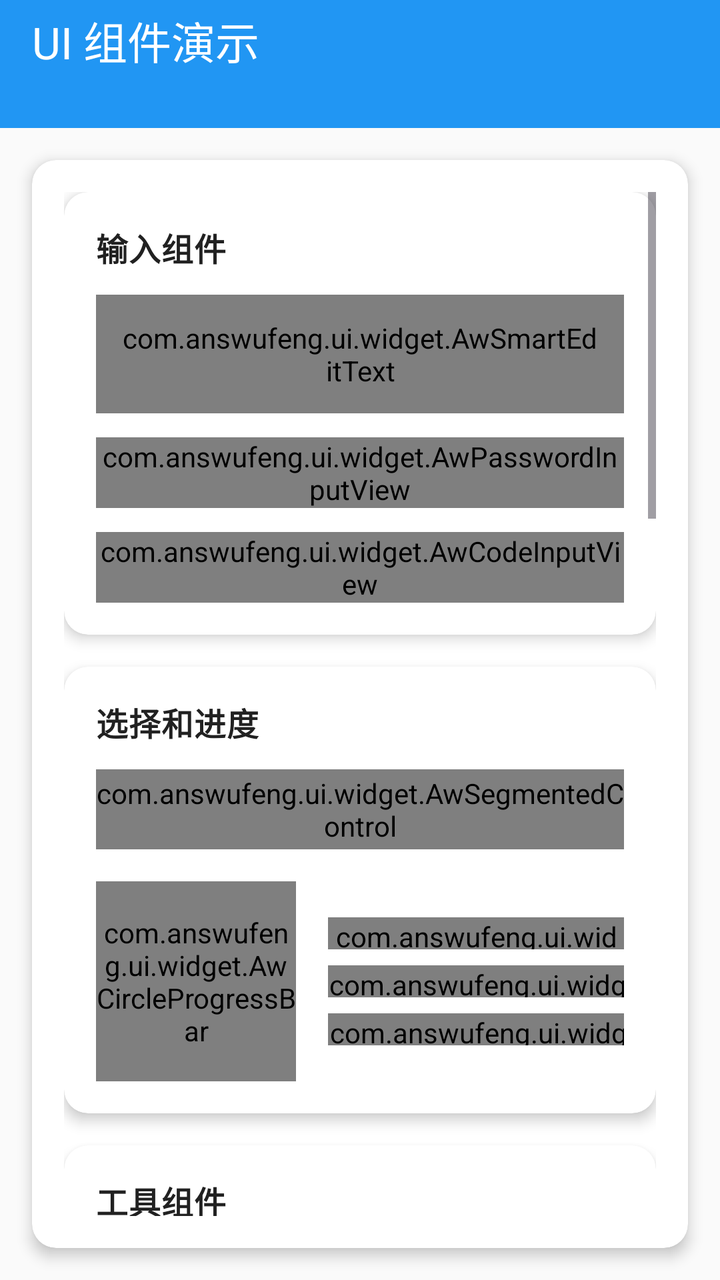
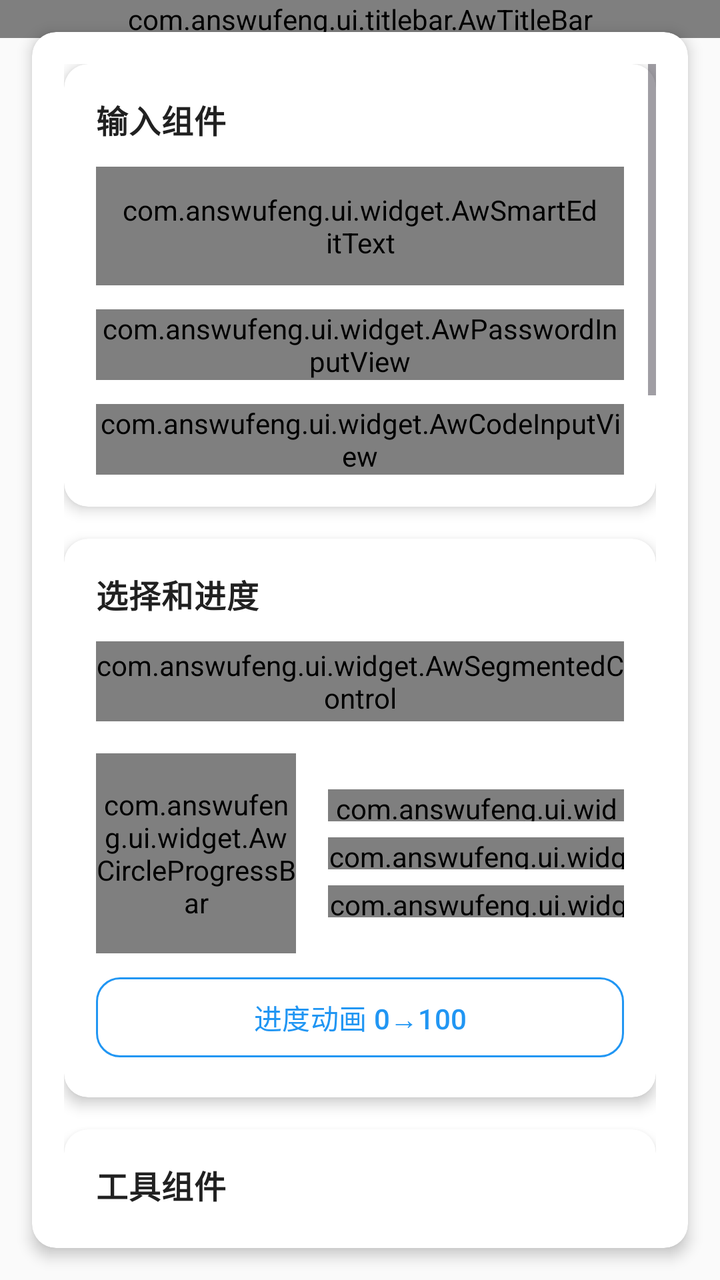

Compare the two renders of this Android layout. The source of the first and the diff that turns it into the second are given below.
<!-- AndroidManifest.xml: application theme Theme.AwUidemo -->
<!-- res/layout/activity_main.xml -->
<?xml version="1.0" encoding="utf-8"?>
<androidx.coordinatorlayout.widget.CoordinatorLayout xmlns:android="http://schemas.android.com/apk/res/android"
    xmlns:app="http://schemas.android.com/apk/res-auto"
    android:layout_width="match_parent"
    android:layout_height="match_parent"
    android:background="@color/background">

    <com.google.android.material.appbar.AppBarLayout
        android:layout_width="match_parent"
        android:layout_height="wrap_content"
        android:background="@color/primary">

        <com.google.android.material.appbar.MaterialToolbar
            android:id="@+id/toolbar"
            android:layout_width="match_parent"
            android:layout_height="?attr/actionBarSize"
            android:theme="@style/Toolbar.AwUi"
            app:title="UI 组件演示"
            app:titleTextColor="@color/on_primary" />

    </com.google.android.material.appbar.AppBarLayout>

    <com.google.android.material.card.MaterialCardView
        android:layout_width="match_parent"
        android:layout_height="match_parent"
        android:layout_margin="16dp"
        android:layout_marginTop="?attr/actionBarSize"
        app:layout_behavior="@string/appbar_scrolling_view_behavior"
        style="@style/Card.AwUi">

        <ScrollView
            android:layout_width="match_parent"
            android:layout_height="match_parent"
            android:padding="16dp">

            <LinearLayout
                android:layout_width="match_parent"
                android:layout_height="wrap_content"
                android:orientation="vertical">

                
                <com.google.android.material.card.MaterialCardView
                    android:layout_width="match_parent"
                    android:layout_height="wrap_content"
                    android:layout_marginBottom="16dp"
                    style="@style/Card.AwUi">

                    <LinearLayout
                        android:layout_width="match_parent"
                        android:layout_height="wrap_content"
                        android:orientation="vertical"
                        android:padding="16dp">

                        <TextView
                            android:layout_width="match_parent"
                            android:layout_height="wrap_content"
                            android:text="输入组件"
                            style="@style/Text.AwUi.Subtitle"
                            android:layout_marginBottom="12dp" />

                        <com.answufeng.ui.widget.AwSmartEditText
                            android:id="@+id/smartEditText"
                            android:layout_width="match_parent"
                            android:layout_height="wrap_content"
                            android:hint="手机号（仅数字，最多11位）"
                            android:padding="12dp"
                            app:smart_maxLength="11" />

                        <com.answufeng.ui.widget.AwPasswordInputView
                            android:id="@+id/passwordInput"
                            android:layout_width="match_parent"
                            android:layout_height="wrap_content"
                            android:layout_marginTop="12dp"
                            app:password_hint="请输入密码"
                            app:password_showToggle="true"
                            app:password_showStrength="true" />

                        <com.answufeng.ui.widget.AwCodeInputView
                            android:id="@+id/codeInputView"
                            android:layout_width="wrap_content"
                            android:layout_height="wrap_content"
                            android:layout_gravity="center_horizontal"
                            android:layout_marginTop="12dp"
                            app:code_length="6" />

                    </LinearLayout>
                </com.google.android.material.card.MaterialCardView>

                
                <com.google.android.material.card.MaterialCardView
                    android:layout_width="match_parent"
                    android:layout_height="wrap_content"
                    android:layout_marginBottom="16dp"
                    style="@style/Card.AwUi">

                    <LinearLayout
                        android:layout_width="match_parent"
                        android:layout_height="wrap_content"
                        android:orientation="vertical"
                        android:padding="16dp">

                        <TextView
                            android:layout_width="match_parent"
                            android:layout_height="wrap_content"
                            android:text="选择和进度"
                            style="@style/Text.AwUi.Subtitle"
                            android:layout_marginBottom="12dp" />

                        <com.answufeng.ui.widget.AwSegmentedControl
                            android:id="@+id/segmentedControl"
                            android:layout_width="match_parent"
                            android:layout_height="40dp"
                            app:seg_items="@array/segment_items"
                            app:seg_selectedIndex="0" />

                        <LinearLayout
                            android:layout_width="match_parent"
                            android:layout_height="wrap_content"
                            android:orientation="horizontal"
                            android:gravity="center_vertical"
                            android:layout_marginTop="16dp">

                            <com.answufeng.ui.widget.AwCircleProgressBar
                                android:id="@+id/circleProgressBar"
                                android:layout_width="100dp"
                                android:layout_height="100dp"
                                app:circleProgress_progress="65"
                                app:circleProgress_showText="true" />

                            <LinearLayout
                                android:layout_width="0dp"
                                android:layout_height="wrap_content"
                                android:layout_weight="1"
                                android:layout_marginStart="16dp"
                                android:orientation="vertical">

                                <com.answufeng.ui.widget.AwSkeletonView
                                    android:layout_width="match_parent"
                                    android:layout_height="16dp"
                                    android:layout_marginBottom="8dp"
                                    app:skeleton_cornerRadius="4dp" />

                                <com.answufeng.ui.widget.AwSkeletonView
                                    android:layout_width="200dp"
                                    android:layout_height="16dp"
                                    android:layout_marginBottom="8dp"
                                    app:skeleton_cornerRadius="4dp" />

                                <com.answufeng.ui.widget.AwSkeletonView
                                    android:layout_width="150dp"
                                    android:layout_height="16dp"
                                    app:skeleton_cornerRadius="4dp" />
                            </LinearLayout>
                        </LinearLayout>

                    </LinearLayout>
                </com.google.android.material.card.MaterialCardView>

                
                <com.google.android.material.card.MaterialCardView
                    android:layout_width="match_parent"
                    android:layout_height="wrap_content"
                    android:layout_marginBottom="16dp"
                    style="@style/Card.AwUi">

                    <LinearLayout
                        android:layout_width="match_parent"
                        android:layout_height="wrap_content"
                        android:orientation="vertical"
                        android:padding="16dp">

                        <TextView
                            android:layout_width="match_parent"
                            android:layout_height="wrap_content"
                            android:text="工具组件"
                            style="@style/Text.AwUi.Subtitle"
                            android:layout_marginBottom="12dp" />

                        <LinearLayout
                            android:layout_width="match_parent"
                            android:layout_height="wrap_content"
                            android:orientation="horizontal"
                            android:gravity="center_vertical">

                            <com.answufeng.ui.widget.AwSwitchButton
                                android:id="@+id/switchButton"
                                android:layout_width="52dp"
                                android:layout_height="28dp" />

                            <com.answufeng.ui.widget.AwCountDownView
                                android:id="@+id/countDownView"
                                android:layout_width="wrap_content"
                                android:layout_height="wrap_content"
                                android:layout_marginStart="24dp"
                                android:textColor="@color/error"
                                app:countdown_seconds="10" />

                            <com.google.android.material.button.MaterialButton
                                android:id="@+id/btnStartCountDown"
                                style="@style/MaterialButton.AwUi.Outlined"
                                android:layout_width="wrap_content"
                                android:layout_height="wrap_content"
                                android:layout_marginStart="8dp"
                                android:text="开始倒计时" />
                        </LinearLayout>

                        <com.answufeng.ui.widget.AwMarqueeTextView
                            android:id="@+id/marqueeTextView"
                            android:layout_width="match_parent"
                            android:layout_height="wrap_content"
                            android:layout_marginTop="12dp"
                            android:text="这是一条跑马灯文本，当文字内容超出视图宽度时会自动滚动显示"
                            android:textSize="14sp"
                            android:textColor="@color/on_surface_variant"
                            app:marquee_speed="1"
                            app:marquee_pauseDuration="1000" />

                    </LinearLayout>
                </com.google.android.material.card.MaterialCardView>

                
                <com.google.android.material.card.MaterialCardView
                    android:layout_width="match_parent"
                    android:layout_height="wrap_content"
                    android:layout_marginBottom="16dp"
                    style="@style/Card.AwUi">

                    <LinearLayout
                        android:layout_width="match_parent"
                        android:layout_height="wrap_content"
                        android:orientation="vertical"
                        android:padding="16dp">

                        <TextView
                            android:layout_width="match_parent"
                            android:layout_height="wrap_content"
                            android:text="特殊效果"
                            style="@style/Text.AwUi.Subtitle"
                            android:layout_marginBottom="12dp" />

                        <com.answufeng.ui.widget.AwRoundImageView
                            android:id="@+id/roundImageView"
                            android:layout_width="80dp"
                            android:layout_height="80dp"
                            android:layout_gravity="center_horizontal"
                            android:src="@android:drawable/ic_menu_camera"
                            app:roundImg_isCircle="true"
                            app:roundImg_borderWidth="2dp"
                            app:roundImg_borderColor="#FFFFFF" />

                        <com.google.android.material.button.MaterialButton
                            android:id="@+id/btnToggleExpand"
                            style="@style/MaterialButton.AwUi.Outlined"
                            android:layout_width="match_parent"
                            android:layout_height="wrap_content"
                            android:layout_marginTop="12dp"
                            android:text="展开/收起" />

                        <com.answufeng.ui.widget.AwExpandableLayout
                            android:id="@+id/expandableLayout"
                            android:layout_width="match_parent"
                            android:layout_height="wrap_content"
                            android:layout_marginTop="8dp"
                            app:expandable_expanded="false">

                            <TextView
                                android:layout_width="match_parent"
                                android:layout_height="wrap_content"
                                android:background="@color/surface_variant"
                                android:padding="16dp"
                                android:text="这是可展开/收起的内容区域。点击上方的按钮可以切换展开状态，展开和收起都有平滑的高度动画效果。"
                                style="@style/Text.AwUi.Body" />
                        </com.answufeng.ui.widget.AwExpandableLayout>

                    </LinearLayout>
                </com.google.android.material.card.MaterialCardView>

                
                <com.google.android.material.card.MaterialCardView
                    android:layout_width="match_parent"
                    android:layout_height="wrap_content"
                    android:layout_marginBottom="16dp"
                    style="@style/Card.AwUi">

                    <LinearLayout
                        android:layout_width="match_parent"
                        android:layout_height="wrap_content"
                        android:orientation="vertical"
                        android:padding="16dp">

                        <TextView
                            android:layout_width="match_parent"
                            android:layout_height="wrap_content"
                            android:text="对话框"
                            style="@style/Text.AwUi.Subtitle"
                            android:layout_marginBottom="12dp" />

                        <LinearLayout
                            android:layout_width="match_parent"
                            android:layout_height="wrap_content"
                            android:orientation="horizontal">

                            <com.google.android.material.button.MaterialButton
                                android:id="@+id/btnAlertDialog"
                                style="@style/MaterialButton.AwUi.Outlined"
                                android:layout_width="0dp"
                                android:layout_height="wrap_content"
                                android:layout_weight="1"
                                android:text="Alert"
                                android:layout_marginEnd="4dp" />

                            <com.google.android.material.button.MaterialButton
                                android:id="@+id/btnActionSheet"
                                style="@style/MaterialButton.AwUi.Outlined"
                                android:layout_width="0dp"
                                android:layout_height="wrap_content"
                                android:layout_weight="1"
                                android:text="Sheet"
                                android:layout_marginHorizontal="4dp" />

                            <com.google.android.material.button.MaterialButton
                                android:id="@+id/btnLoading"
                                style="@style/MaterialButton.AwUi.Outlined"
                                android:layout_width="0dp"
                                android:layout_height="wrap_content"
                                android:layout_weight="1"
                                android:text="Loading"
                                android:layout_marginStart="4dp" />
                        </LinearLayout>

                    </LinearLayout>
                </com.google.android.material.card.MaterialCardView>

                
                <com.google.android.material.card.MaterialCardView
                    android:layout_width="match_parent"
                    android:layout_height="wrap_content"
                    android:layout_marginBottom="16dp"
                    style="@style/Card.AwUi">

                    <LinearLayout
                        android:layout_width="match_parent"
                        android:layout_height="wrap_content"
                        android:orientation="vertical"
                        android:padding="16dp">

                        <TextView
                            android:layout_width="match_parent"
                            android:layout_height="wrap_content"
                            android:text="表单验证"
                            style="@style/Text.AwUi.Subtitle"
                            android:layout_marginBottom="12dp" />

                        <com.google.android.material.textfield.TextInputLayout
                            android:layout_width="match_parent"
                            android:layout_height="wrap_content"
                            android:hint="用户名（至少3个字符）">

                            <com.google.android.material.textfield.TextInputEditText
                                android:id="@+id/etUsername"
                                android:layout_width="match_parent"
                                android:layout_height="wrap_content" />
                        </com.google.android.material.textfield.TextInputLayout>

                        <com.google.android.material.textfield.TextInputLayout
                            android:layout_width="match_parent"
                            android:layout_height="wrap_content"
                            android:layout_marginTop="8dp"
                            android:hint="邮箱">

                            <com.google.android.material.textfield.TextInputEditText
                                android:id="@+id/etEmail"
                                android:layout_width="match_parent"
                                android:layout_height="wrap_content"
                                android:inputType="textEmailAddress" />
                        </com.google.android.material.textfield.TextInputLayout>

                        <com.google.android.material.button.MaterialButton
                            android:id="@+id/btnValidate"
                            style="@style/MaterialButton.AwUi"
                            android:layout_width="match_parent"
                            android:layout_height="wrap_content"
                            android:layout_marginTop="16dp"
                            android:text="验证表单" />

                    </LinearLayout>
                </com.google.android.material.card.MaterialCardView>

                
                <com.google.android.material.card.MaterialCardView
                    android:layout_width="match_parent"
                    android:layout_height="wrap_content"
                    android:layout_marginBottom="16dp"
                    style="@style/Card.AwUi">

                    <LinearLayout
                        android:layout_width="match_parent"
                        android:layout_height="wrap_content"
                        android:orientation="vertical"
                        android:padding="16dp">

                        <TextView
                            android:layout_width="match_parent"
                            android:layout_height="wrap_content"
                            android:text="布局组件"
                            style="@style/Text.AwUi.Subtitle"
                            android:layout_marginBottom="12dp" />

                        <com.answufeng.ui.widget.AwFlowLayout
                            android:id="@+id/flowLayout"
                            android:layout_width="match_parent"
                            android:layout_height="wrap_content"
                            app:flow_horizontalSpacing="8dp"
                            app:flow_verticalSpacing="8dp" />

                        <com.answufeng.ui.widget.AwBadgeView
                            android:id="@+id/badgeView"
                            android:layout_width="wrap_content"
                            android:layout_height="wrap_content"
                            android:layout_marginTop="12dp" />

                    </LinearLayout>
                </com.google.android.material.card.MaterialCardView>

                
                <com.google.android.material.card.MaterialCardView
                    android:layout_width="match_parent"
                    android:layout_height="wrap_content"
                    style="@style/Card.AwUi">

                    <LinearLayout
                        android:layout_width="match_parent"
                        android:layout_height="wrap_content"
                        android:orientation="vertical"
                        android:padding="16dp">

                        <TextView
                            android:layout_width="match_parent"
                            android:layout_height="wrap_content"
                            android:text="操作日志"
                            style="@style/Text.AwUi.Subtitle"
                            android:layout_marginBottom="8dp" />

                        <TextView
                            android:id="@+id/tvLog"
                            android:layout_width="match_parent"
                            android:layout_height="wrap_content"
                            android:minHeight="80dp"
                            android:text="操作日志将显示在这里..."
                            style="@style/Text.AwUi.Body"
                            android:lineSpacingExtra="4dp"
                            android:background="@color/surface_variant"
                            android:padding="12dp" />

                    </LinearLayout>
                </com.google.android.material.card.MaterialCardView>

            </LinearLayout>
        </ScrollView>

    </com.google.android.material.card.MaterialCardView>

</androidx.coordinatorlayout.widget.CoordinatorLayout>
<!-- resources referenced by this layout -->
<resources>
  <string-array name="segment_items">
          <item>选项一</item>
          <item>选项二</item>
          <item>选项三</item>
      </string-array>
  <color name="background">#FAFAFA</color>
  <color name="error">#F44336</color>
  <color name="on_primary">#FFFFFF</color>
  <color name="on_surface_variant">#757575</color>
  <color name="primary">#2196F3</color>
  <color name="surface_variant">#F5F5F5</color>
  <style name="Card.AwUi" parent="Widget.Material3.CardView.Elevated">
          <item name="cardCornerRadius">12dp</item>
          <item name="cardElevation">4dp</item>
          <item name="cardBackgroundColor">@color/card_background</item>
      </style>
  <style name="MaterialButton.AwUi" parent="Widget.Material3.Button">
          <item name="cornerRadius">12dp</item>
          <item name="android:paddingStart">16dp</item>
          <item name="android:paddingEnd">16dp</item>
      </style>
  <style name="MaterialButton.AwUi.Outlined" parent="Widget.Material3.Button.OutlinedButton">
          <item name="cornerRadius">12dp</item>
          <item name="strokeColor">@color/primary</item>
          <item name="strokeWidth">1dp</item>
      </style>
  <style name="Text.AwUi.Body">
          <item name="android:textSize">14sp</item>
          <item name="android:textColor">@color/on_surface_variant</item>
      </style>
  <style name="Text.AwUi.Subtitle">
          <item name="android:textSize">16sp</item>
          <item name="android:textStyle">bold</item>
          <item name="android:textColor">@color/on_surface</item>
      </style>
  <style name="Toolbar.AwUi" parent="Widget.Material3.Toolbar">
          <item name="titleTextColor">@color/on_primary</item>
          <item name="android:background">@color/primary</item>
      </style>
  <style name="Theme.AwUidemo" parent="Base.Theme.AwUidemo" />
  <color name="card_background">#FFFFFF</color>
  <color name="on_surface">#212121</color>
  <style name="Base.Theme.AwUidemo" parent="Theme.Material3.DayNight">
          <item name="colorPrimary">@color/primary</item>
          <item name="colorPrimaryVariant">@color/primary_variant</item>
          <item name="colorSecondary">@color/secondary</item>
          <item name="colorSecondaryVariant">@color/secondary_variant</item>
          <item name="android:colorBackground">@color/background</item>
          <item name="android:statusBarColor">@color/primary_variant</item>
          <item name="android:navigationBarColor">@color/surface</item>
      </style>
  <color name="primary_variant">#1976D2</color>
  <color name="secondary">#03A9F4</color>
  <color name="secondary_variant">#0288D1</color>
  <color name="surface">#FFFFFF</color>
</resources>

<!-- the commit's change to res/layout/activity_main.xml (unified diff, before → after) -->
@@ -5,26 +5,19 @@
     android:layout_height="match_parent"
     android:background="@color/background">
 
-    <com.google.android.material.appbar.AppBarLayout
+    <com.answufeng.ui.titlebar.AwTitleBar
+        android:id="@+id/titleBar"
         android:layout_width="match_parent"
         android:layout_height="wrap_content"
-        android:background="@color/primary">
-
-        <com.google.android.material.appbar.MaterialToolbar
-            android:id="@+id/toolbar"
-            android:layout_width="match_parent"
-            android:layout_height="?attr/actionBarSize"
-            android:theme="@style/Toolbar.AwUi"
-            app:title="UI 组件演示"
-            app:titleTextColor="@color/on_primary" />
-
-    </com.google.android.material.appbar.AppBarLayout>
+        app:titleBar_title="UI 组件演示"
+        app:titleBar_showBack="false"
+        app:titleBar_immersive="true" />
 
     <com.google.android.material.card.MaterialCardView
         android:layout_width="match_parent"
         android:layout_height="match_parent"
         android:layout_margin="16dp"
-        android:layout_marginTop="?attr/actionBarSize"
+        android:layout_marginTop="56dp"
         app:layout_behavior="@string/appbar_scrolling_view_behavior"
         style="@style/Card.AwUi">
 
@@ -38,7 +31,6 @@
                 android:layout_height="wrap_content"
                 android:orientation="vertical">
 
-                
                 <com.google.android.material.card.MaterialCardView
                     android:layout_width="match_parent"
                     android:layout_height="wrap_content"
@@ -86,7 +78,6 @@
                     </LinearLayout>
                 </com.google.android.material.card.MaterialCardView>
 
-                
                 <com.google.android.material.card.MaterialCardView
                     android:layout_width="match_parent"
                     android:layout_height="wrap_content"
@@ -153,10 +144,17 @@
                             </LinearLayout>
                         </LinearLayout>
 
-                    </LinearLayout>
-                </com.google.android.material.card.MaterialCardView>
-
-                
+                        <com.google.android.material.button.MaterialButton
+                            android:id="@+id/btnAnimateProgress"
+                            style="@style/MaterialButton.AwUi.Outlined"
+                            android:layout_width="match_parent"
+                            android:layout_height="wrap_content"
+                            android:layout_marginTop="8dp"
+                            android:text="进度动画 0→100" />
+
+                    </LinearLayout>
+                </com.google.android.material.card.MaterialCardView>
+
                 <com.google.android.material.card.MaterialCardView
                     android:layout_width="match_parent"
                     android:layout_height="wrap_content"
@@ -218,7 +216,6 @@
                     </LinearLayout>
                 </com.google.android.material.card.MaterialCardView>
 
-                
                 <com.google.android.material.card.MaterialCardView
                     android:layout_width="match_parent"
                     android:layout_height="wrap_content"
@@ -275,7 +272,6 @@
                     </LinearLayout>
                 </com.google.android.material.card.MaterialCardView>
 
-                
                 <com.google.android.material.card.MaterialCardView
                     android:layout_width="match_parent"
                     android:layout_height="wrap_content"
@@ -328,10 +324,17 @@
                                 android:layout_marginStart="4dp" />
                         </LinearLayout>
 
-                    </LinearLayout>
-                </com.google.android.material.card.MaterialCardView>
-
-                
+                        <com.google.android.material.button.MaterialButton
+                            android:id="@+id/btnBottomSheet"
+                            style="@style/MaterialButton.AwUi.Outlined"
+                            android:layout_width="match_parent"
+                            android:layout_height="wrap_content"
+                            android:layout_marginTop="8dp"
+                            android:text="BottomSheet" />
+
+                    </LinearLayout>
+                </com.google.android.material.card.MaterialCardView>
+
                 <com.google.android.material.card.MaterialCardView
                     android:layout_width="match_parent"
                     android:layout_height="wrap_content"
@@ -386,7 +389,6 @@
                     </LinearLayout>
                 </com.google.android.material.card.MaterialCardView>
 
-                
                 <com.google.android.material.card.MaterialCardView
                     android:layout_width="match_parent"
                     android:layout_height="wrap_content"
@@ -413,16 +415,73 @@
                             app:flow_horizontalSpacing="8dp"
                             app:flow_verticalSpacing="8dp" />
 
-                        <com.answufeng.ui.widget.AwBadgeView
-                            android:id="@+id/badgeView"
+                        <LinearLayout
+                            android:layout_width="match_parent"
+                            android:layout_height="wrap_content"
+                            android:orientation="horizontal"
+                            android:gravity="center_vertical"
+                            android:layout_marginTop="12dp">
+
+                            <com.answufeng.ui.widget.AwBadgeView
+                                android:id="@+id/badgeView"
+                                android:layout_width="wrap_content"
+                                android:layout_height="wrap_content" />
+
+                            <com.google.android.material.button.MaterialButton
+                                android:id="@+id/btnIncrementBadge"
+                                style="@style/MaterialButton.AwUi.Outlined"
+                                android:layout_width="wrap_content"
+                                android:layout_height="wrap_content"
+                                android:layout_marginStart="12dp"
+                                android:text="Badge+1" />
+                        </LinearLayout>
+
+                        <com.answufeng.ui.widget.AwTagView
+                            android:id="@+id/tagView"
+                            android:layout_width="match_parent"
+                            android:layout_height="wrap_content"
+                            android:layout_marginTop="12dp" />
+
+                    </LinearLayout>
+                </com.google.android.material.card.MaterialCardView>
+
+                <com.google.android.material.card.MaterialCardView
+                    android:layout_width="match_parent"
+                    android:layout_height="wrap_content"
+                    android:layout_marginBottom="16dp"
+                    style="@style/Card.AwUi">
+
+                    <LinearLayout
+                        android:layout_width="match_parent"
+                        android:layout_height="wrap_content"
+                        android:orientation="vertical"
+                        android:padding="16dp">
+
+                        <TextView
+                            android:layout_width="match_parent"
+                            android:layout_height="wrap_content"
+                            android:text="Tooltip"
+                            style="@style/Text.AwUi.Subtitle"
+                            android:layout_marginBottom="12dp" />
+
+                        <com.google.android.material.button.MaterialButton
+                            android:id="@+id/btnShowTooltip"
+                            style="@style/MaterialButton.AwUi.Outlined"
                             android:layout_width="wrap_content"
                             android:layout_height="wrap_content"
-                            android:layout_marginTop="12dp" />
-
-                    </LinearLayout>
-                </com.google.android.material.card.MaterialCardView>
-
-                
+                            android:text="显示Tooltip" />
+
+                        <com.answufeng.ui.widget.AwTooltipView
+                            android:id="@+id/tooltipView"
+                            android:layout_width="wrap_content"
+                            android:layout_height="wrap_content"
+                            app:tooltip_arrowPosition="bottom"
+                            app:tooltip_bgColor="#FF333333"
+                            app:tooltip_textColor="#FFFFFF" />
+
+                    </LinearLayout>
+                </com.google.android.material.card.MaterialCardView>
+
                 <com.google.android.material.card.MaterialCardView
                     android:layout_width="match_parent"
                     android:layout_height="wrap_content"
<!-- resource entries referenced after the edit -->
@@ -7,7 +7,6 @@
       </string-array>
   <color name="background">#FAFAFA</color>
   <color name="error">#F44336</color>
-  <color name="on_primary">#FFFFFF</color>
   <color name="on_surface_variant">#757575</color>
   <color name="primary">#2196F3</color>
   <color name="surface_variant">#F5F5F5</color>
@@ -35,10 +34,6 @@
           <item name="android:textStyle">bold</item>
           <item name="android:textColor">@color/on_surface</item>
       </style>
-  <style name="Toolbar.AwUi" parent="Widget.Material3.Toolbar">
-          <item name="titleTextColor">@color/on_primary</item>
-          <item name="android:background">@color/primary</item>
-      </style>
   <style name="Theme.AwUidemo" parent="Base.Theme.AwUidemo" />
   <color name="card_background">#FFFFFF</color>
   <color name="on_surface">#212121</color>
